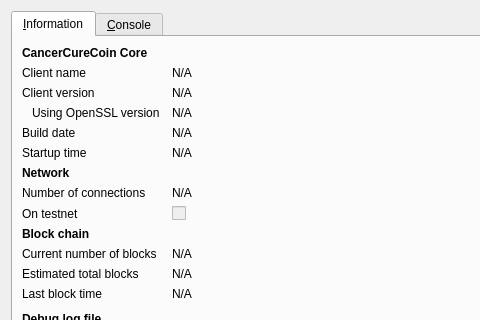
First picture: the form in src/qt/forms/rpcconsole.ui, repository Cancercoin/Cancercoin, before the edit; both pictures show x 0 to 480 and y 0 to 320 of the 740 by 450 pixel window.
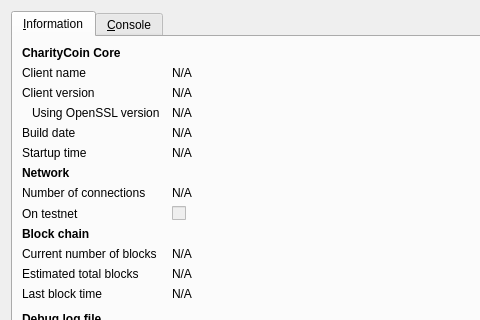
Second picture: the form after the edit. Icons and pictures are not drawn.

Commit message: Made protocol changes to supply and donation amount. Also changed name to CharityCoin

```diff
--- a/src/qt/forms/rpcconsole.ui
+++ b/src/qt/forms/rpcconsole.ui
@@ -36,7 +36,7 @@
           </font>
          </property>
          <property name="text">
-          <string>CancerCureCoin Core</string>
+          <string>CharityCoin Core</string>
          </property>
         </widget>
        </item>
```
Left out of the diff: 6 changed lines with no effect on the pictures. The commit also changes 84 other files.
